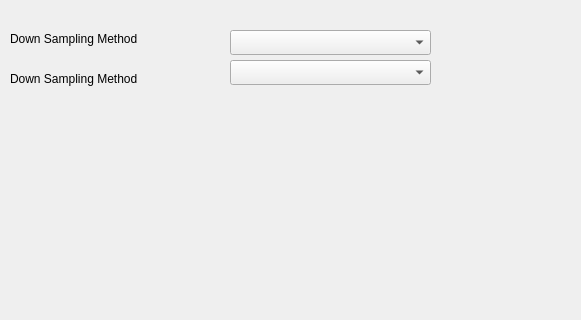
This is settingsdialog.ui in selaka-deemantha/Spectrum_Analyzer_User_Interface as Qt 5 draws it before an edit; both pictures show x 0 to 581 and y 0 to 320 of the 806 by 640 pixel window. The edited form follows.
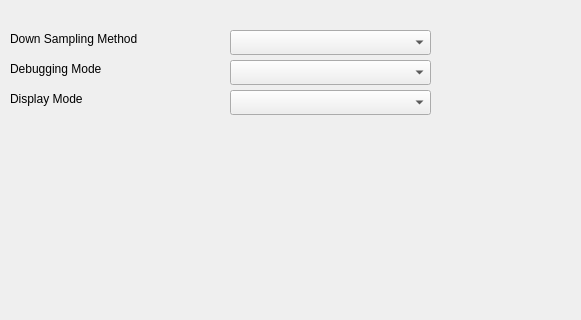
This is the edited form.

Commit message: added the dB and linear display modes. corrected the reading from file method

```diff
--- a/settingsdialog.ui
+++ b/settingsdialog.ui
@@ -69,13 +69,13 @@
    <property name="geometry">
     <rect>
      <x>10</x>
-     <y>70</y>
+     <y>60</y>
      <width>171</width>
      <height>17</height>
     </rect>
    </property>
    <property name="text">
-    <string>Down Sampling Method</string>
+    <string>Debugging Mode</string>
    </property>
   </widget>
   <widget class="QComboBox" name="comboBox_2">
@@ -91,6 +91,32 @@
     <bool>false</bool>
    </property>
   </widget>
+  <widget class="QLabel" name="label_3">
+   <property name="geometry">
+    <rect>
+     <x>10</x>
+     <y>90</y>
+     <width>171</width>
+     <height>17</height>
+    </rect>
+   </property>
+   <property name="text">
+    <string>Display Mode</string>
+   </property>
+  </widget>
+  <widget class="QComboBox" name="comboBox_3">
+   <property name="geometry">
+    <rect>
+     <x>230</x>
+     <y>90</y>
+     <width>201</width>
+     <height>25</height>
+    </rect>
+   </property>
+   <property name="editable">
+    <bool>false</bool>
+   </property>
+  </widget>
  </widget>
  <resources/>
  <connections/>
```
The commit also changes 6 other files.
